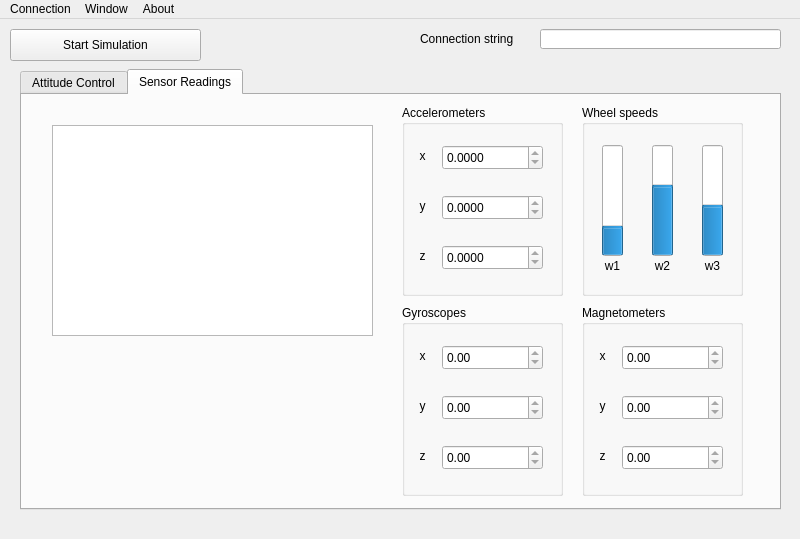
Old version of the form ReCoSat/mainwindow.ui in the repository loiczimm/ADCS.
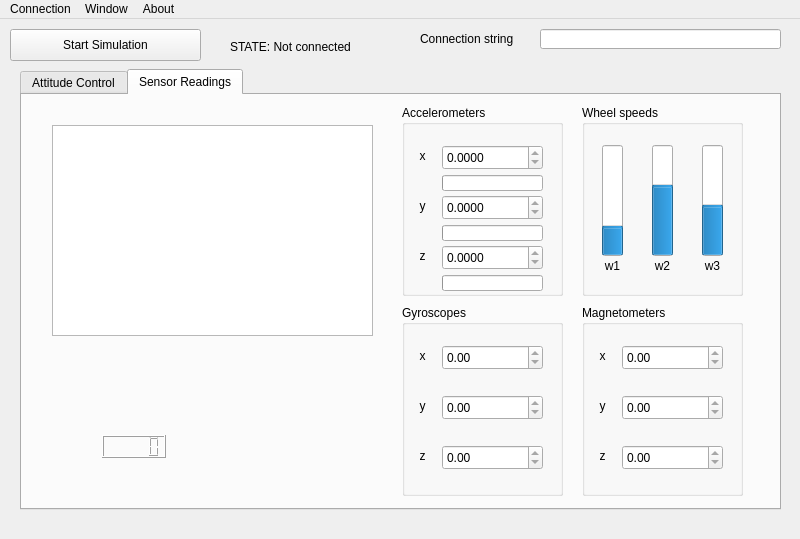
New version of the form. Icons and pictures are not drawn.

The edit to the form file:
```diff
--- a/ReCoSat/mainwindow.ui
+++ b/ReCoSat/mainwindow.ui
@@ -786,6 +786,90 @@
         <double>2.000000000000000</double>
        </property>
       </widget>
+      <widget class="QProgressBar" name="progressBarAccX">
+       <property name="geometry">
+        <rect>
+         <x>40</x>
+         <y>70</y>
+         <width>101</width>
+         <height>16</height>
+        </rect>
+       </property>
+       <property name="maximum">
+        <number>1000</number>
+       </property>
+       <property name="value">
+        <number>0</number>
+       </property>
+       <property name="textVisible">
+        <bool>false</bool>
+       </property>
+       <property name="orientation">
+        <enum>Qt::Horizontal</enum>
+       </property>
+       <property name="invertedAppearance">
+        <bool>false</bool>
+       </property>
+       <property name="format">
+        <string>%p%</string>
+       </property>
+      </widget>
+      <widget class="QProgressBar" name="progressBarAccY">
+       <property name="geometry">
+        <rect>
+         <x>40</x>
+         <y>120</y>
+         <width>101</width>
+         <height>16</height>
+        </rect>
+       </property>
+       <property name="maximum">
+        <number>1000</number>
+       </property>
+       <property name="value">
+        <number>0</number>
+       </property>
+       <property name="textVisible">
+        <bool>false</bool>
+       </property>
+       <property name="orientation">
+        <enum>Qt::Horizontal</enum>
+       </property>
+       <property name="invertedAppearance">
+        <bool>false</bool>
+       </property>
+       <property name="format">
+        <string>%p%</string>
+       </property>
+      </widget>
+      <widget class="QProgressBar" name="progressBarAccZ">
+       <property name="geometry">
+        <rect>
+         <x>40</x>
+         <y>170</y>
+         <width>101</width>
+         <height>16</height>
+        </rect>
+       </property>
+       <property name="maximum">
+        <number>1000</number>
+       </property>
+       <property name="value">
+        <number>0</number>
+       </property>
+       <property name="textVisible">
+        <bool>false</bool>
+       </property>
+       <property name="orientation">
+        <enum>Qt::Horizontal</enum>
+       </property>
+       <property name="invertedAppearance">
+        <bool>false</bool>
+       </property>
+       <property name="format">
+        <string>%p%</string>
+       </property>
+      </widget>
      </widget>
      <widget class="QGroupBox" name="gyroscopeBox">
       <property name="geometry">
@@ -1112,8 +1196,31 @@
        </rect>
       </property>
      </widget>
+     <widget class="QLCDNumber" name="lcdNumber">
+      <property name="geometry">
+       <rect>
+        <x>80</x>
+        <y>340</y>
+        <width>64</width>
+        <height>23</height>
+       </rect>
+      </property>
+     </widget>
     </widget>
    </widget>
+   <widget class="QLabel" name="state_label">
+    <property name="geometry">
+     <rect>
+      <x>230</x>
+      <y>20</y>
+      <width>141</width>
+      <height>16</height>
+     </rect>
+    </property>
+    <property name="text">
+     <string>STATE: Not connected</string>
+    </property>
+   </widget>
   </widget>
   <widget class="QMenuBar" name="menuBar">
    <property name="geometry">
```
Left out of the diff: 22 changed lines with no effect on the pictures.
